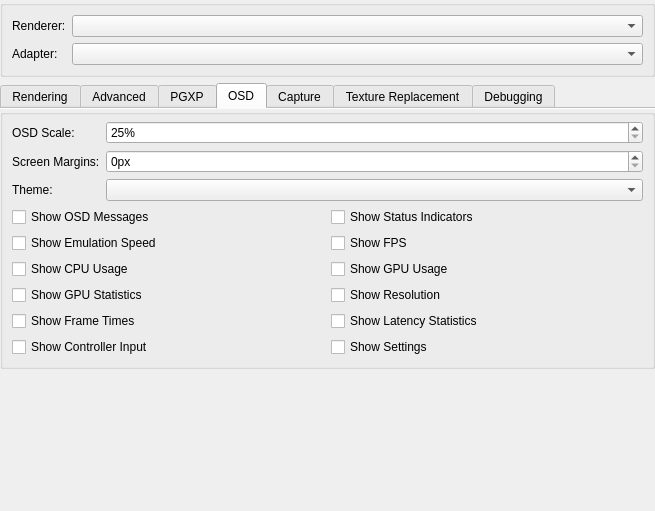
First picture: the form in src/duckstation-qt/graphicssettingswidget.ui, repository stenzek/duckstation, before the edit.
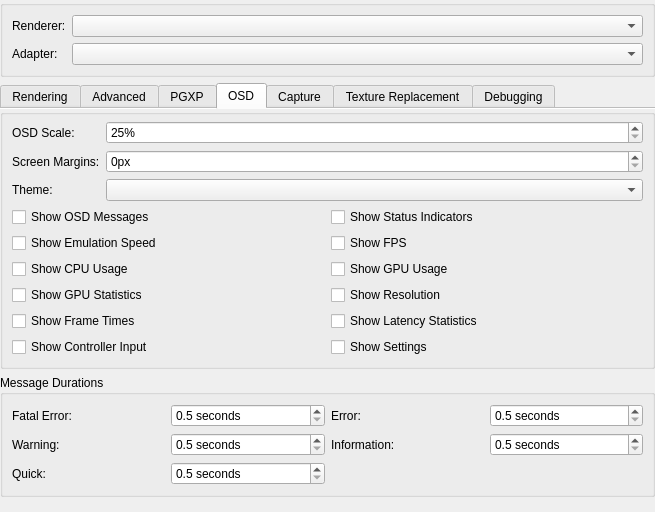
Second picture: the form after the edit. The open tabs and pages were chosen to show the change. Icons and pictures are not drawn.

```diff
--- a/src/duckstation-qt/graphicssettingswidget.ui
+++ b/src/duckstation-qt/graphicssettingswidget.ui
@@ -7,7 +7,7 @@
     <x>0</x>
     <y>0</y>
     <width>655</width>
-    <height>511</height>
+    <height>512</height>
    </rect>
   </property>
   <property name="windowTitle">
@@ -58,7 +58,7 @@
    <item>
     <widget class="QTabWidget" name="tabs">
      <property name="currentIndex">
-      <number>0</number>
+      <number>3</number>
      </property>
      <property name="documentMode">
       <bool>true</bool>
@@ -656,25 +656,8 @@
           <property name="topMargin">
            <number>6</number>
           </property>
-          <item row="0" column="0">
-           <widget class="QLabel" name="label_29">
-            <property name="text">
-             <string>OSD Scale:</string>
-            </property>
-           </widget>
-          </item>
-          <item row="0" column="1">
-           <widget class="QSpinBox" name="osdScale">
-            <property name="suffix">
-             <string>%</string>
-            </property>
-            <property name="minimum">
-             <number>25</number>
-            </property>
-            <property name="maximum">
-             <number>500</number>
-            </property>
-           </widget>
+          <item row="2" column="1">
+           <widget class="QComboBox" name="fullscreenUITheme"/>
           </item>
           <item row="1" column="0">
            <widget class="QLabel" name="label_10">
@@ -683,26 +666,6 @@
             </property>
            </widget>
           </item>
-          <item row="1" column="1">
-           <widget class="QSpinBox" name="osdMargin">
-            <property name="suffix">
-             <string>px</string>
-            </property>
-            <property name="maximum">
-             <number>200</number>
-            </property>
-           </widget>
-          </item>
-          <item row="2" column="0">
-           <widget class="QLabel" name="label_4">
-            <property name="text">
-             <string>Theme:</string>
-            </property>
-           </widget>
-          </item>
-          <item row="2" column="1">
-           <widget class="QComboBox" name="fullscreenUITheme"/>
-          </item>
           <item row="3" column="0" colspan="2">
            <layout class="QGridLayout" name="gridLayout_3">
             <item row="0" column="0">
@@ -790,6 +753,182 @@
              </widget>
             </item>
            </layout>
+          </item>
+          <item row="1" column="1">
+           <widget class="QSpinBox" name="osdMargin">
+            <property name="suffix">
+             <string>px</string>
+            </property>
+            <property name="maximum">
+             <number>200</number>
+            </property>
+           </widget>
+          </item>
+          <item row="0" column="1">
+           <widget class="QSpinBox" name="osdScale">
+            <property name="suffix">
+             <string>%</string>
+            </property>
+            <property name="minimum">
+             <number>25</number>
+            </property>
+            <property name="maximum">
+             <number>500</number>
+            </property>
+           </widget>
+          </item>
+          <item row="0" column="0">
+           <widget class="QLabel" name="label_29">
+            <property name="text">
+             <string>OSD Scale:</string>
+            </property>
+           </widget>
+          </item>
+          <item row="2" column="0">
+           <widget class="QLabel" name="label_4">
+            <property name="text">
+             <string>Theme:</string>
+            </property>
+           </widget>
+          </item>
+         </layout>
+        </widget>
+       </item>
+       <item>
+        <widget class="QGroupBox" name="osdMessageDurations">
+         <property name="title">
+          <string>Message Durations</string>
+         </property>
+         <layout class="QGridLayout" name="gridLayout_21">
+          <item row="0" column="0">
+           <widget class="QLabel" name="osdFatalErrorDurationLabel">
+            <property name="text">
+             <string>Fatal Error:</string>
+            </property>
+           </widget>
+          </item>
+          <item row="0" column="1">
+           <widget class="QDoubleSpinBox" name="osdFatalErrorDuration">
+            <property name="suffix">
+             <string> seconds</string>
+            </property>
+            <property name="decimals">
+             <number>1</number>
+            </property>
+            <property name="minimum">
+             <double>0.500000000000000</double>
+            </property>
+            <property name="maximum">
+             <double>60.000000000000000</double>
+            </property>
+            <property name="singleStep">
+             <double>0.500000000000000</double>
+            </property>
+           </widget>
+          </item>
+          <item row="0" column="2">
+           <widget class="QLabel" name="osdErrorDurationLabel">
+            <property name="text">
+             <string>Error:</string>
+            </property>
+           </widget>
+          </item>
+          <item row="0" column="3">
+           <widget class="QDoubleSpinBox" name="osdFatalErrorDuration_2">
+            <property name="suffix">
+             <string> seconds</string>
+            </property>
+            <property name="decimals">
+             <number>1</number>
+            </property>
+            <property name="minimum">
+             <double>0.500000000000000</double>
+            </property>
+            <property name="maximum">
+             <double>60.000000000000000</double>
+            </property>
+            <property name="singleStep">
+             <double>0.500000000000000</double>
+            </property>
+           </widget>
+          </item>
+          <item row="1" column="0">
+           <widget class="QLabel" name="osdWarningDurationLabel">
+            <property name="text">
+             <string>Warning:</string>
+            </property>
+           </widget>
+          </item>
+          <item row="1" column="1">
+           <widget class="QDoubleSpinBox" name="osdWarningDuration">
+            <property name="suffix">
+             <string> seconds</string>
+            </property>
+            <property name="decimals">
+             <number>1</number>
+            </property>
+            <property name="minimum">
+             <double>0.500000000000000</double>
+            </property>
+            <property name="maximum">
+             <double>60.000000000000000</double>
+            </property>
+            <property name="singleStep">
+             <double>0.500000000000000</double>
+            </property>
+           </widget>
+          </item>
+          <item row="1" column="2">
+           <widget class="QLabel" name="osdInformationDurationLabel">
+            <property name="text">
+             <string>Information:</string>
+            </property>
+           </widget>
+          </item>
+          <item row="1" column="3">
+           <widget class="QDoubleSpinBox" name="osdInformationDuration">
+            <property name="suffix">
+             <string> seconds</string>
+            </property>
+            <property name="decimals">
+             <number>1</number>
+            </property>
+            <property name="minimum">
+             <double>0.500000000000000</double>
+            </property>
+            <property name="maximum">
+             <double>60.000000000000000</double>
+            </property>
+            <property name="singleStep">
+             <double>0.500000000000000</double>
+            </property>
+           </widget>
+          </item>
+          <item row="2" column="0">
+           <widget class="QLabel" name="osdQuickDurationLabel">
+            <property name="text">
+             <string>Quick:</string>
+            </property>
+           </widget>
+          </item>
+          <item row="2" column="1">
+           <widget class="QDoubleSpinBox" name="osdQuickDuration">
+            <property name="suffix">
+             <string> seconds</string>
+            </property>
+            <property name="decimals">
+             <number>1</number>
+            </property>
+            <property name="minimum">
+             <double>0.500000000000000</double>
+            </property>
+            <property name="maximum">
+             <double>60.000000000000000</double>
+            </property>
+            <property name="singleStep">
+             <double>0.500000000000000</double>
+            </property>
+           </widget>
           </item>
          </layout>
         </widget>
```
